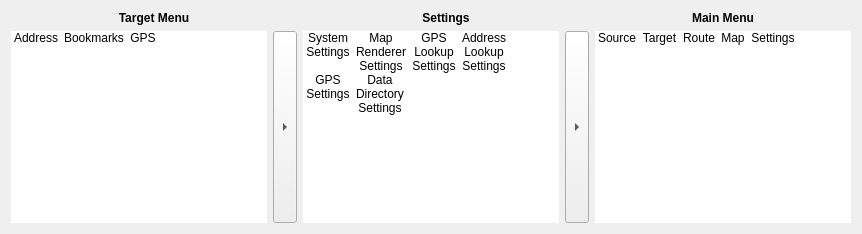
This is client/mainwindow.ui in shentok/MoNav as Qt 5 draws it before an edit. The edited form follows.
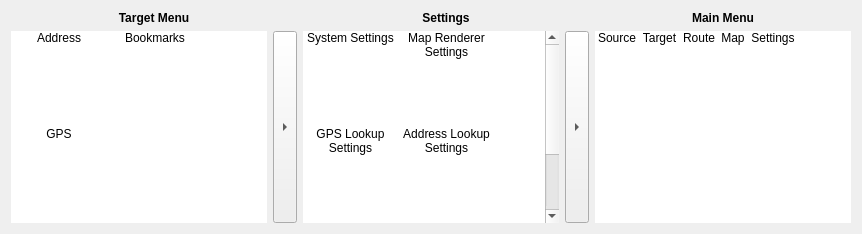
This is the edited form. Icons and pictures are not drawn.

Commit message: OSMRC: Translated by hand. Fixes floating point problems with mobile variants and opengl Client: added menu button, fixed zoombar... mainwindow has problems under WiMo

Patch:
```diff
--- a/client/mainwindow.ui
+++ b/client/mainwindow.ui
@@ -66,6 +66,12 @@
            <property name="spacing">
             <number>6</number>
            </property>
+           <property name="gridSize">
+            <size>
+             <width>96</width>
+             <height>96</height>
+            </size>
+           </property>
            <property name="viewMode">
             <enum>QListView::IconMode</enum>
            </property>
@@ -175,6 +181,12 @@
            <property name="resizeMode">
             <enum>QListView::Adjust</enum>
            </property>
+           <property name="gridSize">
+            <size>
+             <width>96</width>
+             <height>96</height>
+            </size>
+           </property>
            <property name="viewMode">
             <enum>QListView::IconMode</enum>
            </property>
```
Left out of the diff: 9 changed lines with no effect on the pictures. The commit also changes 5 other files.
